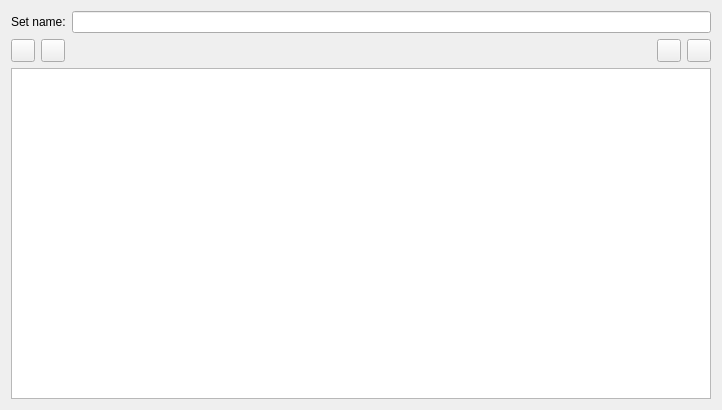
Before: the Qt Designer form src/ui/include/highlightersetedit.ui in 64x-lunicorn/LogSquirl, drawn with Qt 5.
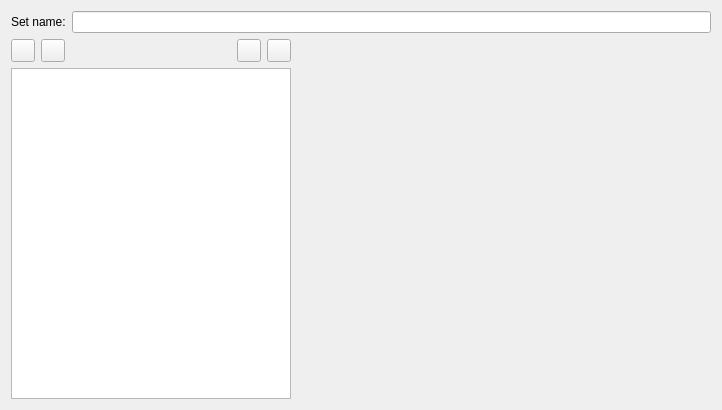
After: the same form once the commit is applied. Icons and pictures are not drawn.

Commit message:
feat: the Highlighters dialog shows the Highlighter list beside its form (#895)
The set editor's right pane now has the set name on top and, below it,
the Highlighter list (with its add, delete and move buttons) and the
selected Highlighter's form side by side instead of stacked. The form's
fields and the Color labels tab are unchanged.

```diff
--- a/src/ui/include/highlightersetedit.ui
+++ b/src/ui/include/highlightersetedit.ui
@@ -29,6 +29,8 @@
     </layout>
    </item>
    <item>
+    <layout class="QHBoxLayout" name="listAndFormLayout" stretch="2,3">
+     <item>
     <layout class="QVBoxLayout" name="verticalLayout">
      <item>
       <layout class="QHBoxLayout" name="buttonsLayout">
@@ -113,6 +115,8 @@
    </item>
    <item>
     <layout class="QVBoxLayout" name="highlighterLayout"/>
+     </item>
+    </layout>
    </item>
   </layout>
  </widget>
```
Lines whose indentation alone changed are shown as unchanged. The commit also changes 1 other file.
